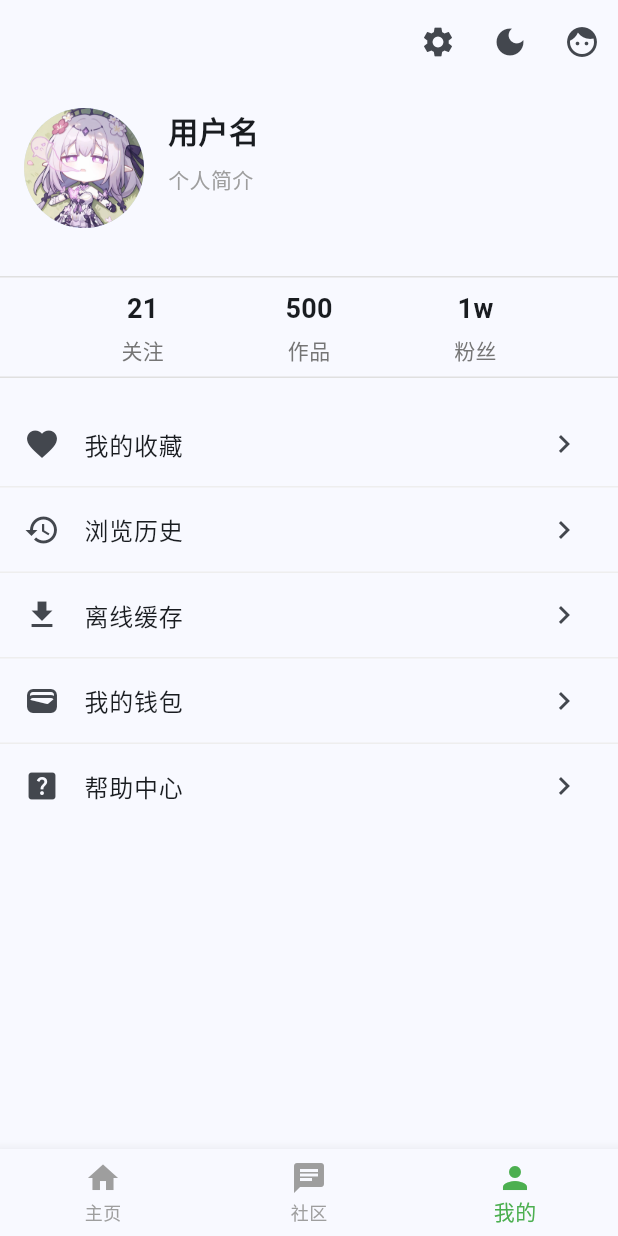
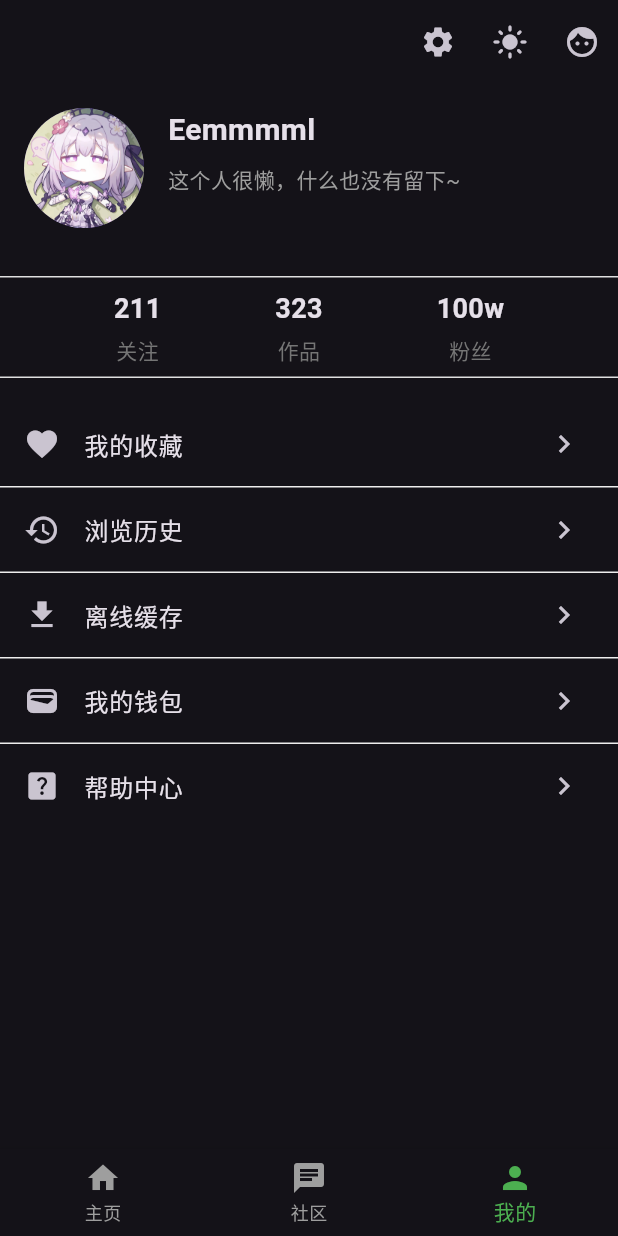
Before and after one commit to Eemmmml/TinyStackClient, a Flutter app: the screen it shows after launch, item 3 of the bottom bar chosen, after a tap on the "dark mode" icon, on a phone screen of 412 x 824 dp. Run offline on Flutter 3.47's test engine with Material 3 defaults, Android fonts, the phone set to English and light mode, and no system bars.

Commit message:
为推荐页增加上拉加载和下拉刷新功能

```diff
--- /dev/null
+++ b/lib/entity/item_content.dart
@@ -0,0 +1,29 @@
+import 'dart:async';
+
+// 内容数据模型
+class ContentItem {
+  final String title;
+  final String author;
+  final String imageUrl;
+
+  ContentItem(
+      {required this.title, required this.author, required this.imageUrl});
+}
+
+// 模拟数据源
+// TODO: 后续修改为实际的网络数据源
+class MockData {
+  static Future<List<ContentItem>> fetchData(int page, int pageSize) async {
+    // 模拟网络延迟
+    await Future.delayed(Duration(seconds: 1));
+
+    // 生成模拟数据
+    return List.generate(
+        pageSize,
+        (index) => ContentItem(
+              title: '第 $page 页内容 ${index + 1}',
+              author: '作者 ${(page - 1) * pageSize + index + 1}',
+              imageUrl: 'assets/user_info/user_avatar1.jpg',
+            ));
+  }
+}
--- /dev/null
+++ b/lib/entity/user_basic_info.dart
@@ -0,0 +1,67 @@
+class UserBasicInfo {
+  // 用户名
+  String username;
+
+  // 头像图片地址
+  String avatarImageUrl;
+
+  // 个人简介
+  String description;
+
+  // 我的关注数量
+  String interests;
+
+  // 我的作品数量
+  String compositions;
+
+  // 我的粉丝数量
+  String fans;
+
+  UserBasicInfo(
+      {required this.username,
+      required this.avatarImageUrl,
+      required this.description,
+      required this.interests,
+      required this.compositions,
+      required this.fans});
+
+  static List<UserBasicInfo> get userBasicInfos {
+    return [
+      UserBasicInfo(
+        username: 'Eemmmml',
+        avatarImageUrl: 'assets/user_info/user_avatar.jpg',
+        description: '这个人很懒，什么也没有留下~',
+        interests: '211',
+        compositions: '323',
+        fans: '100w',
+      ),
+      UserBasicInfo(
+        username: 'Kevin',
+        avatarImageUrl: 'assets/user_info/user_avatar2.jpg',
+        description: '这个人很懒，什么也没有留下~',
+        interests: '477',
+        compositions: '871',
+        fans: '50w',
+      ),
+      UserBasicInfo(
+        username: 'Jack',
+        avatarImageUrl: 'assets/user_info/user_avatar1.jpg',
+        description: '这个人很懒，什么也没有留下~',
+        interests: '452',
+        compositions: '879',
+        fans: '200w',
+      ),
+    ];
+  }
+
+  static UserBasicInfo get myUserBasicInfo {
+    return UserBasicInfo(
+      username: 'Eemmmml',
+      avatarImageUrl: 'assets/user_info/user_avatar.jpg',
+      description: '这个人很懒，什么也没有留下~',
+      interests: '211',
+      compositions: '323',
+      fans: '100w',
+    );
+  }
+}
--- a/lib/main.dart
+++ b/lib/main.dart
@@ -1,12 +1,20 @@
 import 'package:flutter/material.dart';
 import 'package:flutter_localizations/flutter_localizations.dart';
+import 'package:provider/provider.dart';
 
 import 'pages/chat_page.dart';
 import 'pages/main_pages/main_page.dart';
-import 'pages/profile_page.dart';
+import 'pages/user_pages/profile_page.dart';
+import 'provider/theme_provider.dart';
 
 void main() {
-  runApp(const Home());
+  // runApp(const Home());
+  runApp(
+    ChangeNotifierProvider(
+      create: (_) => ThemeProvider(),
+      child: const Home(),
+    ),
+  );
 }
 
 class Home extends StatelessWidget {
@@ -23,7 +31,9 @@ class Home extends StatelessWidget {
           inputDecorationTheme: InputDecorationTheme(
               border: OutlineInputBorder(
                   borderRadius: BorderRadius.circular(8.0)))),
+      darkTheme: ThemeData.dark(),
       home: HomePage(title: 'Tiny Stack'),
+      themeMode: context.watch<ThemeProvider>().themeMode,
       // home: LoginPage(),
       debugShowCheckedModeBanner: false,
       supportedLocales: const [Locale('zh', 'CN')],
--- a/lib/pages/main_pages/recommendation_page.dart
+++ b/lib/pages/main_pages/recommendation_page.dart
@@ -3,7 +3,11 @@ import 'dart:math';
 
 import 'package:flutter/material.dart';
 
+import '../../entity/item_content.dart';
 import '../card/content_card.dart';
+
+// 下拉方向
+enum LoadDirection { up, down }
 
 class RecommendationPage extends StatefulWidget {
   const RecommendationPage({super.key});
@@ -13,29 +17,126 @@ class RecommendationPage extends StatefulWidget {
 }
 
 class _RecommendationPageState extends State<RecommendationPage> {
+  // 随机数，用来随机生成不同类型的页面
   final Random _random = Random();
 
   // 是否展示 Banner 用来区分两种页面
   bool _showBannerLayout = false;
+
+  // 滚动控制器
   final ScrollController _scrollController = ScrollController();
+
+  // 实际内容数据
+  List<ContentItem> _contentItems = [];
+
+  // 表示是否处于上拉加载状态
+  bool _isTopLoading = false;
+
+  // 表示是否处于下拉加载状态
+  bool _isBottomLoading = false;
+
+  // 上一次滚动的位置
+  double _lastScrollPosition = 0;
+
+  // 是否是下拉
+  bool _isScrollingDown = false;
+
+  // 表示是否还有更多的数据
+  bool _hasMore = true;
+
+  // 当前的页面号
+  int _currentPage = 1;
+
+  // 每页的元素数量
+  final int _pageSize = 10;
 
   @override
   void initState() {
     super.initState();
     _showBannerLayout = _random.nextBool();
+    _scrollController.addListener(_scrollListener);
+    _loadData(direction: LoadDirection.up);
+  }
+
+  @override
+  void dispose() {
+    _scrollController.dispose();
+    super.dispose();
+  }
+
+  // TODO: 增加实际从后台服务端通过网络获取数据
+  Future<void> _loadData({required LoadDirection direction}) async {
+    if ((direction == LoadDirection.down && _isBottomLoading) || (direction == LoadDirection.up && _isTopLoading)) return;
+
+    setState(() {
+      if (direction == LoadDirection.down) {
+        _isBottomLoading = true;
+        _currentPage++;
+      } else {
+        _isTopLoading = true;
+        _currentPage = 1;
+      }
+    });
+
+    try {
+      final newItems = await MockData.fetchData(_currentPage, _pageSize);
+
+      setState(() {
+        if (direction == LoadDirection.down) {
+          _contentItems.addAll(newItems);
+        } else {
+          _contentItems = newItems;
+        }
+        _hasMore = newItems.length == _pageSize;
+      });
+    } finally {
+      setState(() {
+        if (direction == LoadDirection.down) {
+          _isBottomLoading = false;
+        } else {
+          _isTopLoading = false;
+        }
+      });
+    }
+  }
+
+  void _scrollListener() {
+    final position = _scrollController.position;
+    final currentPosition = position.pixels;
+
+    // 判断滚动方向
+    _isScrollingDown = currentPosition > _lastScrollPosition;
+    _lastScrollPosition = currentPosition;
+
+    // 上拉判断（仅当向下滚动时）
+    if (_isScrollingDown && currentPosition >= position.maxScrollExtent - 100 && !_isBottomLoading && _hasMore) {
+      _loadData(direction: LoadDirection.down);
+    }
+
+    // 下拉判断
+    if (!_isScrollingDown && position.pixels <= position.minScrollExtent + 100 && !_isTopLoading) {
+      _loadData(direction: LoadDirection.up);
+    }
   }
 
   Future<void> _handleRefresh() async {
     // TODO: 实现真实的数据刷新逻辑
     setState(() {
+      _currentPage = 1;
+      _contentItems.clear();
+      _hasMore = true;
       _showBannerLayout = _random.nextBool();
     });
+
+    await _loadData(direction: LoadDirection.up);
   }
 
   @override
   Widget build(BuildContext context) {
     return Scaffold(
       body: RefreshIndicator(
+        displacement: 100,
+        edgeOffset: 100,
         onRefresh: _handleRefresh,
         child: _showBannerLayout ? _buildBannerLayout() : _buildNormalLayout(),
       ),
@@ -59,52 +160,59 @@ class _RecommendationPageState extends State<RecommendationPage> {
 
   // 构建 Banner 视图
   Widget _buildBanner() {
-    // return SizedBox(
-    //   height: 180,
-    //   child: PageView(
-    //     // TODO: 实现自动轮播播放
-    //     children: [
-    //       _buildBannerItem('assets/user_info/user_avatar1.jpg'),
-    //       _buildBannerItem('assets/user_info/user_avatar2.jpg'),
-    //       _buildBannerItem('assets/user_info/user_avatar3.jpg'),
-    //     ],
-    //   ),
-    // );
     return RandomBanner();
   }
 
-  // 构建 Banner 内部元素
-  Widget _buildBannerItem(String imageUrl) {
-    return Container(
-      margin: EdgeInsets.all(8),
-      decoration: BoxDecoration(
-        borderRadius: BorderRadius.circular(8),
-        image: DecorationImage(
-          // TODO: 将图片获取改为从网络进行获取
-          // image: NetworkImage(imageUrl),
-          image: AssetImage(imageUrl),
-          fit: BoxFit.cover,
-        ),
+  // 构建网格视图
+  Widget _buildContentGrid({required int itemCount}) {
+    return Column(
+      children: [
+        // _buildTopLoader(),
+        Expanded(
+            child: GridView.builder(
+          controller: _scrollController,
+          physics: const ClampingScrollPhysics(),
+          padding: EdgeInsets.all(8),
+          gridDelegate: SliverGridDelegateWithFixedCrossAxisCount(
+            crossAxisCount: 2,
+            crossAxisSpacing: 8,
+            mainAxisSpacing: 8,
+            childAspectRatio: 0.75,
+          ),
+          itemCount: _contentItems.length,
+          itemBuilder: (context, index) {
+            return ContentCard(
+              title: _contentItems[index].title,
+              author: _contentItems[index].author,
+              imageUrl: _contentItems[index].imageUrl,
+            );
+          },
+        )),
+        _buildBottomLoader(),
+      ],
+    );
+  }
+
+
+ // 构建下拉刷新动画
+  Widget _buildTopLoader() {
+    return AnimatedContainer(
+      duration: Duration(milliseconds: 300),
+      height: _isTopLoading ? 60 : 0,
+      child: Center(
+        child: _isTopLoading ? CircularProgressIndicator() : SizedBox.shrink(),
       ),
     );
   }
 
-  // 构建网格视图
-  Widget _buildContentGrid({required int itemCount}) {
-    return GridView.builder(
-      padding: EdgeInsets.all(8),
-      gridDelegate: SliverGridDelegateWithFixedCrossAxisCount(
-        crossAxisCount: 2,
-        crossAxisSpacing: 8,
-        mainAxisSpacing: 8,
-        childAspectRatio: 0.7,
-      ),
-      itemCount: itemCount,
-      itemBuilder: (context, index) => ContentCard(
-        // TODO: 修改为实际的数据
-        title: '标题 ${index + 1}',
-        author: '作者 ${index + 1}',
-        imageUrl: 'assets/user_info/user_avatar.jpg',
+
+  // 构建上拉加载动画
+  Widget _buildBottomLoader() {
+    return AnimatedContainer(
+      duration: Duration(milliseconds: 300),
+      height: _isBottomLoading ? 60 : 0,
+      child: Center(
+        child: _isBottomLoading ? CircularProgressIndicator() : _hasMore ? SizedBox.shrink() : Text('没有更多内容了'),
       ),
     );
   }
@@ -117,6 +225,7 @@ class RandomBanner extends StatefulWidget {
   State<RandomBanner> createState() => _RandomBannerState();
 }
 
+// 构建 Banner 页面
 class _RandomBannerState extends State<RandomBanner> {
   final PageController _pageController = PageController();
   final int _bannerCount = 5;
--- a/lib/pages/profile_page.dart
+++ b/lib/pages/user_pages/profile_page.dart
@@ -1,4 +1,9 @@
 import 'package:flutter/material.dart';
+import 'package:provider/provider.dart';
+
+import '../../entity/user_basic_info.dart';
+import '../../provider/theme_provider.dart';
+import 'profile_edit_page.dart';
 
 class ProfilePage extends StatefulWidget {
   const ProfilePage({super.key});
@@ -8,8 +13,14 @@ class ProfilePage extends StatefulWidget {
 }
 
 class _ProfilePageState extends State<ProfilePage> {
+  // 获取个人用户数据
+  final UserBasicInfo myUserBasicInfo = UserBasicInfo.myUserBasicInfo;
+
   @override
   Widget build(BuildContext context) {
+    // 主题数据控制器提供者
+    final ThemeProvider themeProvider = Provider.of<ThemeProvider>(context);
+
     return Scaffold(
       appBar: AppBar(
         actions: [
@@ -20,15 +31,24 @@ class _ProfilePageState extends State<ProfilePage> {
             },
           ),
           IconButton(
-            icon: const Icon(Icons.dark_mode),
+            icon: Icon(themeProvider.themeMode == ThemeMode.dark
+                ? Icons.light_mode
+                : Icons.dark_mode),
             onPressed: () {
-              // TODO: 实现具体功能
+              // TODO: 实现亮色主题和暗色主体切换的功能
+              // TODO: 添加对于APP状态的持久化存储
+              themeProvider
+                  .toggleTheme((themeProvider.themeMode != ThemeMode.dark));
             },
           ),
           IconButton(
             icon: const Icon(Icons.face),
             onPressed: () {
-              // TODO: 实现具体功能
+              // TODO: 实现跳转个人信息编辑页面
+              Navigator.push(
+                  context,
+                  MaterialPageRoute(
+                      builder: (context) => const ProfileEditPage()));
             },
           ),
         ],
@@ -56,7 +76,9 @@ class _ProfilePageState extends State<ProfilePage> {
           // 用户头像
           CircleAvatar(
             radius: 40,
-            backgroundImage: AssetImage('assets/user_info/user_avatar.jpg'),
+            // TODO: 将图片改为从网络获取
+            // backgroundImage: NetworkImage(url),
+            backgroundImage: AssetImage(myUserBasicInfo.avatarImageUrl),
           ),
           const SizedBox(
             width: 16,
@@ -66,12 +88,12 @@ class _ProfilePageState extends State<ProfilePage> {
               crossAxisAlignment: CrossAxisAlignment.start,
               children: [
                 Text(
-                  '用户名',
+                  myUserBasicInfo.username,
                   style: TextStyle(fontSize: 20, fontWeight: FontWeight.bold),
                 ),
                 const SizedBox(height: 8),
                 Text(
-                  '个人简介',
+                  myUserBasicInfo.description,
                   style: TextStyle(color: Colors.grey, fontSize: 14),
                 )
               ],
@@ -97,9 +119,9 @@ class _ProfilePageState extends State<ProfilePage> {
         mainAxisAlignment: MainAxisAlignment.spaceEvenly,
         children: [
           // 添加元素
-          _buildStatsItem('21', '关注'),
-          _buildStatsItem('500', '作品'),
-          _buildStatsItem('1w', '粉丝'),
+          _buildStatsItem(myUserBasicInfo.interests, '关注'),
+          _buildStatsItem(myUserBasicInfo.compositions, '作品'),
+          _buildStatsItem(myUserBasicInfo.fans, '粉丝'),
         ],
       ),
     );
--- /dev/null
+++ b/lib/provider/theme_provider.dart
@@ -0,0 +1,17 @@
+import 'package:flutter/material.dart';
+
+// TODO: 优化主题加载时机造成的逻辑错误问题
+class ThemeProvider with ChangeNotifier {
+  ThemeMode _themeMode = ThemeMode.system;
+
+  // bool _isInitialized = false;
+
+  ThemeMode get themeMode => _themeMode;
+
+  // bool get isInitialized => _isInitialized;
+
+  void toggleTheme(bool isDark) {
+    _themeMode = isDark ? ThemeMode.dark : ThemeMode.light;
+    notifyListeners();
+  }
+}
--- a/pubspec.yaml
+++ b/pubspec.yaml
@@ -30,6 +30,7 @@ environment:
 dependencies:
   flutter:
     sdk: flutter
+  provider: ^6.0.5
 
   flutter_localizations:
     sdk: flutter
```
Also changed, not shown: lib/entity/main_page_content.dart (added, +113 -0 lines), lib/pages/main_pages/main_page.dart (+0 -32 lines), lib/pages/user_pages/profile_edit_page.dart (added, +172 -0 lines), pubspec.lock, 3 other files.
